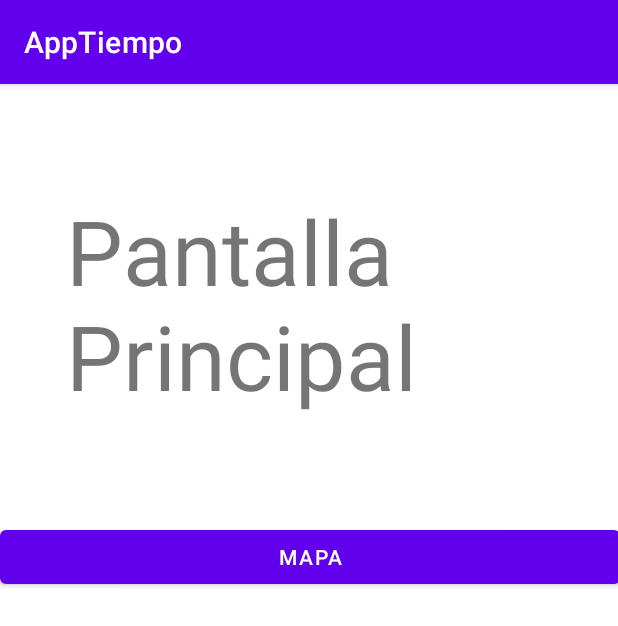
After one commit to Asierhernandezga/AppTiempoMoviles, an Android app: the PantallaPrincipal screen opened directly, with no data from a screen before it, on a phone screen of 412 x 824 dp. The commit adds this screen. Shown: the top 626 px of the screen. Run offline under Robolectric (Android 15) with nearby library versions, the phone set to English and light mode, and no system bars.

Commit message:
Añadida la pantalla Login y una pantalla principal

```diff
--- /dev/null
+++ b/app/src/main/java/com/example/apptiempo/PantallaPrincipal.java
@@ -0,0 +1,23 @@
+package com.example.apptiempo;
+
+import androidx.appcompat.app.AppCompatActivity;
+
+import android.content.Intent;
+import android.os.Bundle;
+import android.view.View;
+
+public class PantallaPrincipal extends AppCompatActivity {
+
+    @Override
+    protected void onCreate(Bundle savedInstanceState) {
+        super.onCreate(savedInstanceState);
+        setContentView(R.layout.activity_pantalla_principal);
+
+    }
+
+    public void abrirMapa(View view){
+        Intent i = new Intent(this, MapsActivity.class );
+        startActivity(i);
+    }
+
+}
--- /dev/null
+++ b/app/src/main/res/layout/activity_pantalla_principal.xml
@@ -0,0 +1,38 @@
+<?xml version="1.0" encoding="utf-8"?>
+<androidx.constraintlayout.widget.ConstraintLayout xmlns:android="http://schemas.android.com/apk/res/android"
+    xmlns:app="http://schemas.android.com/apk/res-auto"
+    xmlns:tools="http://schemas.android.com/tools"
+    android:layout_width="match_parent"
+    android:layout_height="match_parent"
+    tools:context=".PantallaPrincipal">
+
+    <LinearLayout
+        android:id="@+id/linearLayout"
+        android:layout_width="413dp"
+        android:layout_height="186dp"
+        android:orientation="vertical"
+        app:layout_constraintBottom_toBottomOf="parent"
+        app:layout_constraintEnd_toEndOf="parent"
+        app:layout_constraintStart_toStartOf="parent"
+        app:layout_constraintTop_toTopOf="parent">
+
+        <Button
+            android:id="@+id/btnNuevaTarea"
+            android:layout_width="match_parent"
+            android:layout_height="wrap_content"
+            android:onClick="abrirMapa"
+            android:text="@string/abrirMapa" />
+
+    </LinearLayout>
+
+    <TextView
+        android:id="@+id/txtPantallaPrincipal"
+        android:layout_width="324dp"
+        android:layout_height="150dp"
+        android:text="@string/pantallaPrincipal"
+        android:textSize="60sp"
+        app:layout_constraintBottom_toTopOf="@+id/linearLayout"
+        app:layout_constraintEnd_toEndOf="parent"
+        app:layout_constraintStart_toStartOf="parent"
+        app:layout_constraintTop_toTopOf="parent" />
+</androidx.constraintlayout.widget.ConstraintLayout>
--- a/app/src/main/res/values/strings.xml
+++ b/app/src/main/res/values/strings.xml
@@ -1,4 +1,11 @@
 <resources>
     <string name="app_name">AppTiempo</string>
     <string name="title_activity_maps">MapsActivity</string>
+    <string name="entrar">Entrar</string>
+    <string name="nombre">Nombre</string>
+    <string name="contrasena">Contraseña</string>
+    <string name="errorContrasena">Ha habido un error en tu contraseña</string>
+    <string name="entradaCorrecta">Ha entrado correctamente</string>
+    <string name="abrirMapa">Mapa</string>
+    <string name="pantallaPrincipal">Pantalla Principal</string>
 </resources>
```
Also changed, not shown: app/src/main/AndroidManifest.xml (+5 -18 lines), app/src/main/java/com/example/apptiempo/MainActivity.java (+24 -2 lines), app/src/main/res/layout/activity_main.xml (+31 -7 lines).
